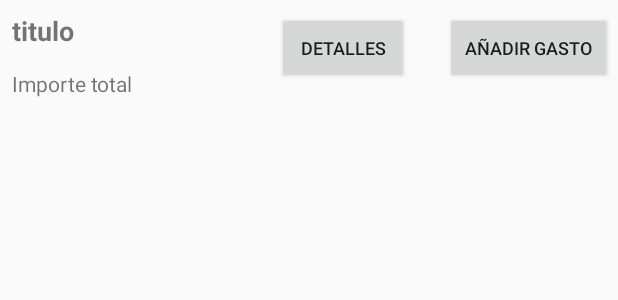
After one commit to lusowashere/CompartirCuentas, an Android app: the layout item_lista_principal.xml on its own in the app's theme, with its tools: preview values and no code run, on a phone screen of 412 x 824 dp. The commit adds this screen. Shown: the top 300 px of the screen. Run offline under Robolectric (Android 15) with nearby library versions, the phone set to English and light mode, and no system bars.

Commit message:
añadido recyclerview principal

```diff
--- a/app/src/main/res/layout/activity_main.xml
+++ b/app/src/main/res/layout/activity_main.xml
@@ -32,6 +32,7 @@
         app:layout_constraintStart_toStartOf="parent" />
 
     <android.support.v7.widget.RecyclerView
+        android:id="@+id/reciclerCuentas"
         android:layout_width="0dp"
         android:layout_height="328dp"
         android:layout_marginStart="3dp"
--- /dev/null
+++ b/app/src/main/res/layout/item_lista_principal.xml
@@ -0,0 +1,59 @@
+<?xml version="1.0" encoding="utf-8"?>
+<android.support.constraint.ConstraintLayout
+    xmlns:android="http://schemas.android.com/apk/res/android"
+    xmlns:app="http://schemas.android.com/apk/res-auto"
+    xmlns:tools="http://schemas.android.com/tools"
+    android:layout_width="match_parent"
+    android:layout_height="match_parent">
+
+    <TextView
+        android:id="@+id/idTitulo"
+        android:layout_width="140dp"
+        android:layout_height="30dp"
+        android:layout_marginStart="8dp"
+        android:layout_marginLeft="8dp"
+        android:layout_marginTop="8dp"
+        android:text="titulo"
+        android:textSize="18sp"
+        android:textStyle="bold"
+        app:layout_constraintStart_toStartOf="parent"
+        app:layout_constraintTop_toTopOf="parent" />
+
+    <TextView
+        android:id="@+id/idImporte"
+        android:layout_width="0dp"
+        android:layout_height="22dp"
+        android:layout_marginStart="8dp"
+        android:layout_marginLeft="8dp"
+        android:layout_marginTop="8dp"
+        android:text="Importe total"
+        app:layout_constraintStart_toStartOf="parent"
+        app:layout_constraintTop_toBottomOf="@+id/idTitulo" />
+
+    <Button
+        android:id="@+id/buttAddMovim"
+        android:layout_width="111dp"
+        android:layout_height="48dp"
+        android:layout_marginTop="8dp"
+        android:layout_marginEnd="4dp"
+        android:layout_marginRight="4dp"
+        android:text="Añadir Gasto"
+        android:textSize="12sp"
+        app:layout_constraintEnd_toEndOf="parent"
+        app:layout_constraintTop_toTopOf="parent" />
+
+    <Button
+        android:id="@+id/buttDetalles"
+        android:layout_width="88dp"
+        android:layout_height="48dp"
+        android:layout_marginStart="16dp"
+        android:layout_marginLeft="16dp"
+        android:layout_marginTop="8dp"
+        android:layout_marginEnd="4dp"
+        android:layout_marginRight="4dp"
+        android:text="Detalles"
+        android:textSize="12sp"
+        app:layout_constraintEnd_toStartOf="@+id/buttAddMovim"
+        app:layout_constraintStart_toEndOf="@+id/idTitulo"
+        app:layout_constraintTop_toTopOf="parent" />
+</android.support.constraint.ConstraintLayout>
```
Also changed, not shown: app/src/main/java/com/example/lusog/compartircuentas/Cuenta.java (+17 -1 lines), app/src/main/java/com/example/lusog/compartircuentas/MainActivity.java (+158 -1 lines), app/src/main/java/com/example/lusog/compartircuentas/Movimiento.java (+7 -0 lines), app/src/main/java/com/example/lusog/compartircuentas/adaptadorCuentas.java (added, +67 -0 lines), app/src/main/java/com/example/lusog/compartircuentas/detalles_cuenta.java (+14 -0 lines), app/src/main/java/com/example/lusog/compartircuentas/listaNombres.java (+4 -4 lines).
